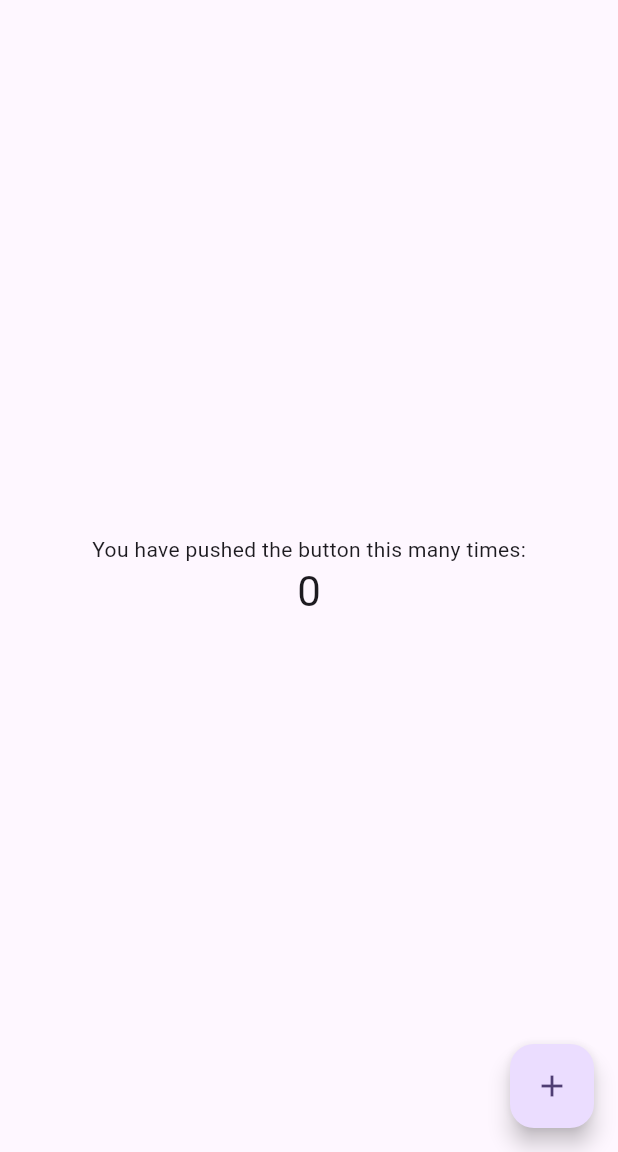
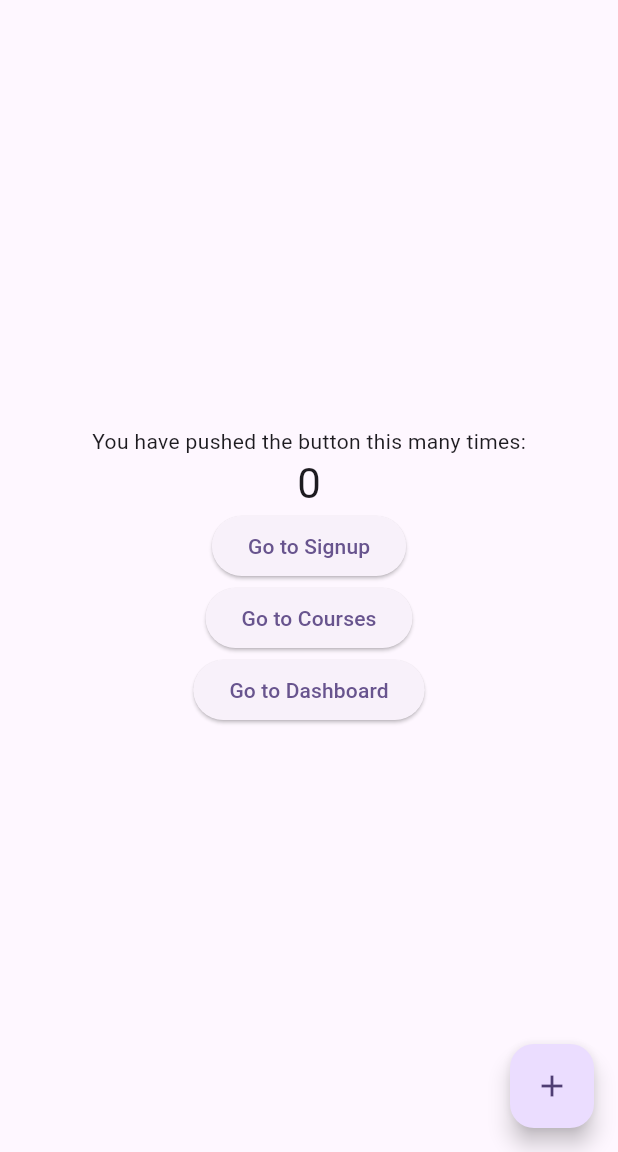
Before and after one commit to GarciaPena-Loris/TP2_Part1_AI4GL, a Flutter app: the screen it shows after launch, on a phone screen of 412 x 824 dp, the part 84-1236 px from its top. Run offline on Flutter 3.47's test engine with Material 3 defaults, Android fonts, the phone set to English and light mode, and no system bars; missing offline and left inert: dart:ffi.

Commit message:
Modification du main

```diff
--- a/lib/main.dart
+++ b/lib/main.dart
@@ -1,4 +1,7 @@
 import 'package:flutter/material.dart';
+import 'screens/signup_screen.dart';
+import 'screens/courses_screen.dart';
+import 'screens/student_dashboard.dart';
 
 void main() {
   runApp(const MyApp());
@@ -7,46 +10,27 @@ void main() {
 class MyApp extends StatelessWidget {
   const MyApp({super.key});
 
-  // This widget is the root of your application.
   @override
   Widget build(BuildContext context) {
     return MaterialApp(
       title: 'Flutter Demo',
       theme: ThemeData(
-        // This is the theme of your application.
-        //
-        // TRY THIS: Try running your application with "flutter run". You'll see
-        // the application has a purple toolbar. Then, without quitting the app,
-        // try changing the seedColor in the colorScheme below to Colors.green
-        // and then invoke "hot reload" (save your changes or press the "hot
-        // reload" button in a Flutter-supported IDE, or press "r" if you used
-        // the command line to start the app).
-        //
-        // Notice that the counter didn't reset back to zero; the application
-        // state is not lost during the reload. To reset the state, use hot
-        // restart instead.
-        //
-        // This works for code too, not just values: Most code changes can be
-        // tested with just a hot reload.
         colorScheme: ColorScheme.fromSeed(seedColor: Colors.deepPurple),
         useMaterial3: true,
       ),
-      home: const MyHomePage(title: 'Flutter Demo Home Page'),
+      initialRoute: '/',
+      routes: {
+        '/': (context) => const MyHomePage(title: 'Flutter Demo Home Page'),
+        '/signup': (context) => SignupScreen(),
+        '/courses': (context) => CoursesScreen(userId: 'exampleUserId'), // Replace with actual userId
+        '/dashboard': (context) => StudentDashboard(),
+      },
     );
   }
 }
 
 class MyHomePage extends StatefulWidget {
   const MyHomePage({super.key, required this.title});
-
-  // This widget is the home page of your application. It is stateful, meaning
-  // that it has a State object (defined below) that contains fields that affect
-  // how it looks.
-
-  // This class is the configuration for the state. It holds the values (in this
-  // case the title) provided by the parent (in this case the App widget) and
-  // used by the build method of the State. Fields in a Widget subclass are
-  // always marked "final".
 
   final String title;
 
@@ -59,58 +43,43 @@ class _MyHomePageState extends State<MyHomePage> {
 
   void _incrementCounter() {
     setState(() {
-      // This call to setState tells the Flutter framework that something has
-      // changed in this State, which causes it to rerun the build method below
-      // so that the display can reflect the updated values. If we changed
-      // _counter without calling setState(), then the build method would not be
-      // called again, and so nothing would appear to happen.
       _counter++;
     });
   }
 
   @override
   Widget build(BuildContext context) {
-    // This method is rerun every time setState is called, for instance as done
-    // by the _incrementCounter method above.
-    //
-    // The Flutter framework has been optimized to make rerunning build methods
-    // fast, so that you can just rebuild anything that needs updating rather
-    // than having to individually change instances of widgets.
     return Scaffold(
       appBar: AppBar(
-        // TRY THIS: Try changing the color here to a specific color (to
-        // Colors.amber, perhaps?) and trigger a hot reload to see the AppBar
-        // change color while the other colors stay the same.
         backgroundColor: Theme.of(context).colorScheme.inversePrimary,
-        // Here we take the value from the MyHomePage object that was created by
-        // the App.build method, and use it to set our appbar title.
         title: Text(widget.title),
       ),
       body: Center(
-        // Center is a layout widget. It takes a single child and positions it
-        // in the middle of the parent.
         child: Column(
-          // Column is also a layout widget. It takes a list of children and
-          // arranges them vertically. By default, it sizes itself to fit its
-          // children horizontally, and tries to be as tall as its parent.
-          //
-          // Column has various properties to control how it sizes itself and
-          // how it positions its children. Here we use mainAxisAlignment to
-          // center the children vertically; the main axis here is the vertical
-          // axis because Columns are vertical (the cross axis would be
-          // horizontal).
-          //
-          // TRY THIS: Invoke "debug painting" (choose the "Toggle Debug Paint"
-          // action in the IDE, or press "p" in the console), to see the
-          // wireframe for each widget.
           mainAxisAlignment: MainAxisAlignment.center,
           children: <Widget>[
-            const Text(
-              'You have pushed the button this many times:',
-            ),
+            const Text('You have pushed the button this many times:'),
             Text(
               '$_counter',
               style: Theme.of(context).textTheme.headlineMedium,
+            ),
+            ElevatedButton(
+              onPressed: () {
+                Navigator.pushNamed(context, '/signup');
+              },
+              child: const Text('Go to Signup'),
+            ),
+            ElevatedButton(
+              onPressed: () {
+                Navigator.pushNamed(context, '/courses');
+              },
+              child: const Text('Go to Courses'),
+            ),
+            ElevatedButton(
+              onPressed: () {
+                Navigator.pushNamed(context, '/dashboard');
+              },
+              child: const Text('Go to Dashboard'),
             ),
           ],
         ),
@@ -119,7 +88,7 @@ class _MyHomePageState extends State<MyHomePage> {
         onPressed: _incrementCounter,
         tooltip: 'Increment',
         child: const Icon(Icons.add),
-      ), // This trailing comma makes auto-formatting nicer for build methods.
+      ),
     );
   }
 }
```
